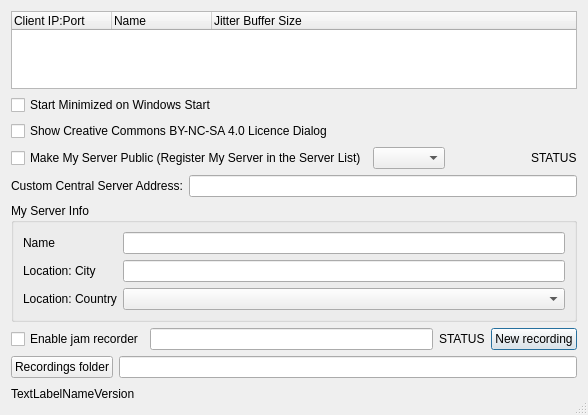
jamulussoftware/jamulus, file src/serverdlgbase.ui: the form before one commit.
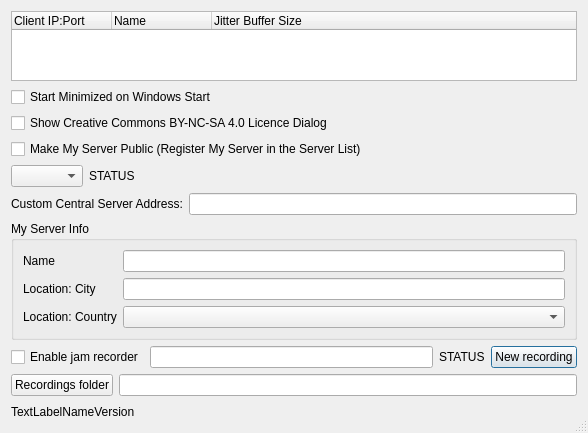
The form after the commit. Icons and pictures are not drawn.

Commit message: fix: Jamulus Server window too wide #357

Diff of the .ui file:
```diff
--- a/src/serverdlgbase.ui
+++ b/src/serverdlgbase.ui
@@ -69,9 +69,20 @@
        </property>
       </widget>
      </item>
+    </layout>
+   </item>
+   <item>
+    <layout class="QHBoxLayout">
      <item>
       <widget class="QComboBox" name="cbxCentServAddrType"/>
      </item>
+     <item>
+      <widget class="QLabel" name="lblRegSvrStatus">
+       <property name="text">
+        <string>STATUS</string>
+       </property>
+      </widget>
+     </item>
      <item>
       <spacer>
        <property name="orientation">
@@ -88,13 +99,6 @@
        </property>
       </spacer>
      </item>
-     <item>
-      <widget class="QLabel" name="lblRegSvrStatus">
-       <property name="text">
-        <string>STATUS</string>
-       </property>
-      </widget>
-     </item>
     </layout>
    </item>
    <item>
```
